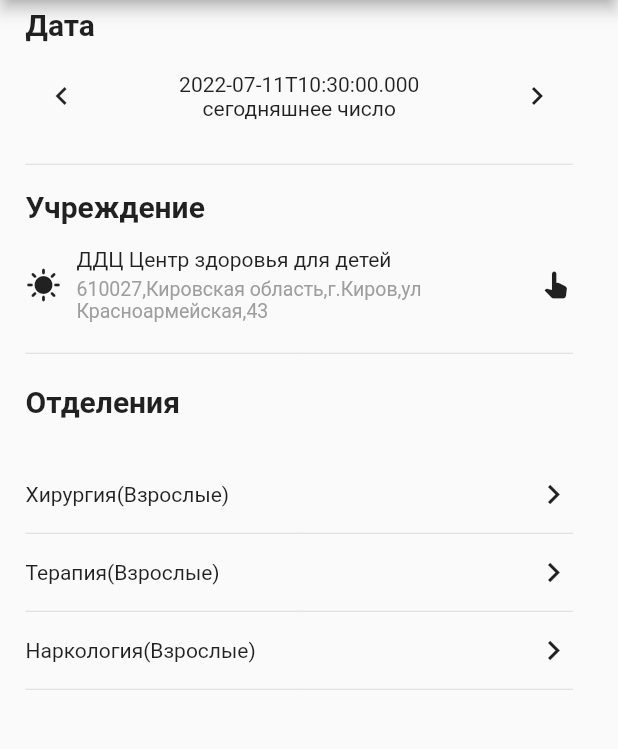
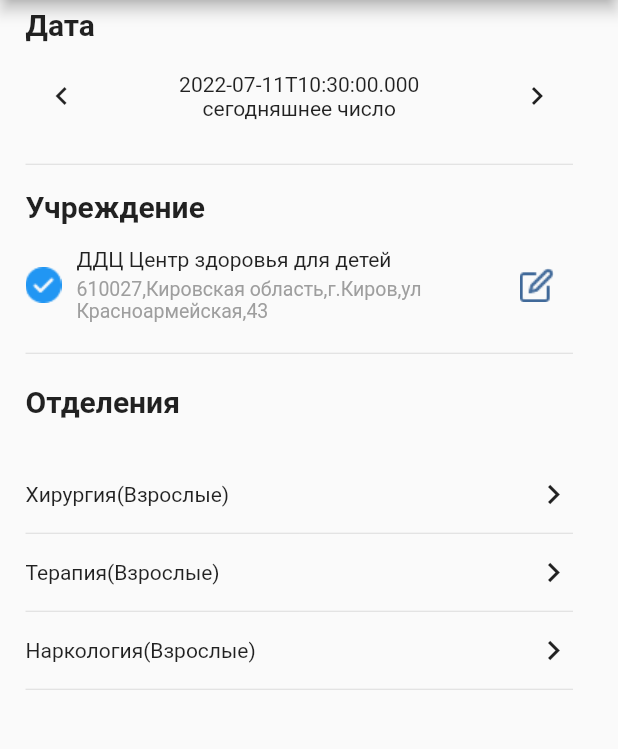
Before and after one commit to pawees/diet_app, a Flutter app: the screen it shows after launch, after a tap on "Создать новую заявку", on a phone screen of 412 x 824 dp, the part 84-833 px from its top. Run offline on Flutter 3.47's test engine with Material 2 defaults, Android fonts, the phone set to English and light mode, and no system bars; our stand-ins replace bloc, equatable, extended_masked_text, flutter_bloc, flutter_secure_storage, hive and 2 more; missing offline and left inert: jsonrpc2, lo_form; accounts and stored records are empty.

Commit message:
add filled flag ui

```diff
--- /dev/null
+++ b/lib/repository/models/agency.dart
@@ -0,0 +1,24 @@
+import 'package:game_app_training/repository/models/places.dart';
+
+class Agency {
+  String? id;
+  String? name;
+  String? address;
+
+  Agency({this.id, this.name, this.address});
+
+  //constructor that convert json to object instance
+  factory Agency.fromJson(Map<String, dynamic> json) {
+    return Agency(id: json['id'] as String,
+                name: json['name'] as String,
+                address: json['address'] as String,
+                );
+    }
+
+  //a method that convert object to json
+  Map<String, dynamic> toJson() => {
+    'id': id,
+    'name': name,
+    'address':address
+  };
+}
--- a/lib/ui/app_widget/orderCreateWidget.dart
+++ b/lib/ui/app_widget/orderCreateWidget.dart
@@ -63,10 +63,15 @@ class OrderCreateWidget extends StatelessWidget {
                       shrinkWrap: true,
                       // physics: NeverScrollableScrollPhysics(),
                       itemBuilder: (context, index) {
+                          if (index == places.length && state.places![index].isFilled){
+                            return ElevatedButton(onPressed: (){}, child: const Text('child'));
+                          }
+
                           return PlacesWidget(data: places[index], selected: index);
                           },
                       itemCount: places.length,),
                 ),
+                _builder_form_btn(state, state.selected_id),
               ],
             ),
           ),
@@ -75,6 +80,31 @@ class OrderCreateWidget extends StatelessWidget {
     );
   }
 
+}
+
+_builder_form_btn(state,selected){
+  if(state.places![selected].isFilled){
+    return BtnWidget();
+  }else{
+    return NoBtnWidget();
+  }
+}
+class BtnWidget extends StatelessWidget {
+  const BtnWidget({Key? key}) : super(key: key);
+
+  @override
+  Widget build(BuildContext context) {
+        return ElevatedButton(onPressed: (){}, child: const Text('child'));
+
+  }
+}
+class NoBtnWidget extends StatelessWidget {
+  const NoBtnWidget({Key? key}) : super(key: key);
+
+  @override
+  Widget build(BuildContext context) {
+    return Container();
+  }
 }
 
 class PlacesWidget extends StatelessWidget {
@@ -96,13 +126,9 @@ class PlacesWidget extends StatelessWidget {
         mainAxisAlignment: MainAxisAlignment.center,
         children: [
         SizedBox(height: 12.5,),
-        Row(
-           children: [
-             Expanded(child: Text(data.name)),
-             SizedBox.fromSize(size:Size.fromRadius(13),child: FittedBox(child: Icon(Icons.chevron_right_sharp))),]
-             ),
-        SizedBox(height: 12.5,),
-        Divider(height: 1,)
+        _builderFilledPlace(data,appBloc,selected),
+        const SizedBox(height: 12.5,),
+        const Divider(height: 1,)
           ],
 
 
@@ -111,6 +137,44 @@ class PlacesWidget extends StatelessWidget {
 
   }
 }
+
+_builderFilledPlace(data,appBloc,selected){
+
+    return appBloc.state.places![selected].isFilled  ?
+    FilledWidget(data:data) : UnfilledWidget(data:data);
+
+}
+
+class FilledWidget extends StatelessWidget {
+  const FilledWidget({Key? key,this.data}) : super(key: key);
+  final data;
+
+  @override
+  Widget build(BuildContext context) {
+    return Row(children: [
+    ImageIcon(AssetImage('assets/images/filledIcon.png')),
+    SizedBox(width: 10,),
+    Expanded(child: Text(data.name)),
+    SizedBox.fromSize(size:const Size.fromRadius(13),child: const FittedBox(child: Icon(Icons.chevron_right_sharp)))],);
+
+  }
+}
+
+class UnfilledWidget extends StatelessWidget {
+  const UnfilledWidget({Key? key,this.data}) : super(key: key);
+  final data;
+
+
+  @override
+  Widget build(BuildContext context) {
+    return Row(children: [
+      Expanded(child: Text(data.name)),
+    SizedBox.fromSize(size:const Size.fromRadius(13),child: const FittedBox(child: Icon(Icons.chevron_right_sharp)))],);
+  }
+}
+
+
+
 class Agency extends StatelessWidget {
   const Agency({Key? key,
   this.title,this.address}) : super(key: key);
@@ -122,7 +186,7 @@ class Agency extends StatelessWidget {
   Widget build(BuildContext context) {
     return Row(
       children: [
-        Icon(Icons.sunny),
+        ImageIcon(AssetImage('assets/images/filledIcon.png'),color: Colors.blue,),
         SizedBox(width: 10,),
 
         Expanded(
@@ -137,7 +201,15 @@ class Agency extends StatelessWidget {
             ],
           ),
         ),
-        Icon(Icons.pan_tool_alt),
+        IconButton(
+    // iconSize: 16.3,
+    // padding: const EdgeInsets.symmetric(horizontal:0.0),
+    // alignment: Alignment.centerLeft,
+    icon: ImageIcon(AssetImage('assets/images/changeAgency.png'),color: Color.fromARGB(255, 64, 105, 153),),
+    onPressed: (){
+      //get agency event: .request->model->reset_state. FIXME
+
+    }),
       ],
     );
   }
```
Also changed, not shown: lib/repository/models/places.dart (+18 -7 lines), lib/ui/app_widget/menuWidget.dart (+6 -2 lines), assets/images/changeAgency.png (added), assets/images/filledIcon.png (added).
